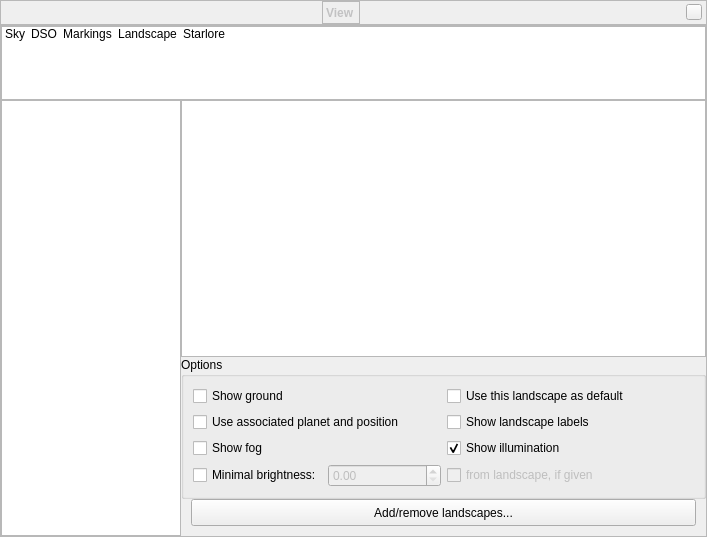
Old version of the form src/gui/viewDialog.ui in the repository 519984307/stellarium_src.
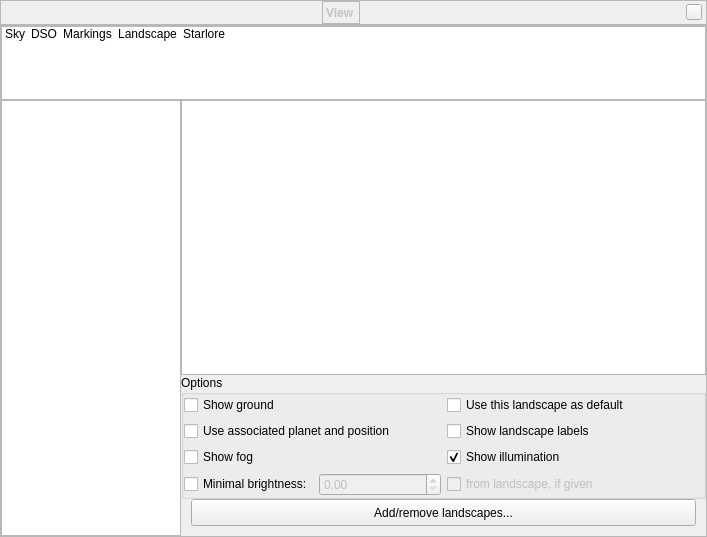
New version of the form. The open tabs and pages were chosen to show the change. Icons and pictures are not drawn. Custom widgets are drawn as their Qt base class.

The edit to the form file:
```diff
--- a/src/gui/viewDialog.ui
+++ b/src/gui/viewDialog.ui
@@ -1994,6 +1994,18 @@
              <bool>false</bool>
             </property>
             <layout class="QGridLayout" name="gridLayout_7">
+             <property name="leftMargin">
+              <number>0</number>
+             </property>
+             <property name="topMargin">
+              <number>0</number>
+             </property>
+             <property name="rightMargin">
+              <number>0</number>
+             </property>
+             <property name="bottomMargin">
+              <number>0</number>
+             </property>
              <item row="0" column="0">
               <widget class="QCheckBox" name="showGroundCheckBox">
                <property name="text">
```
